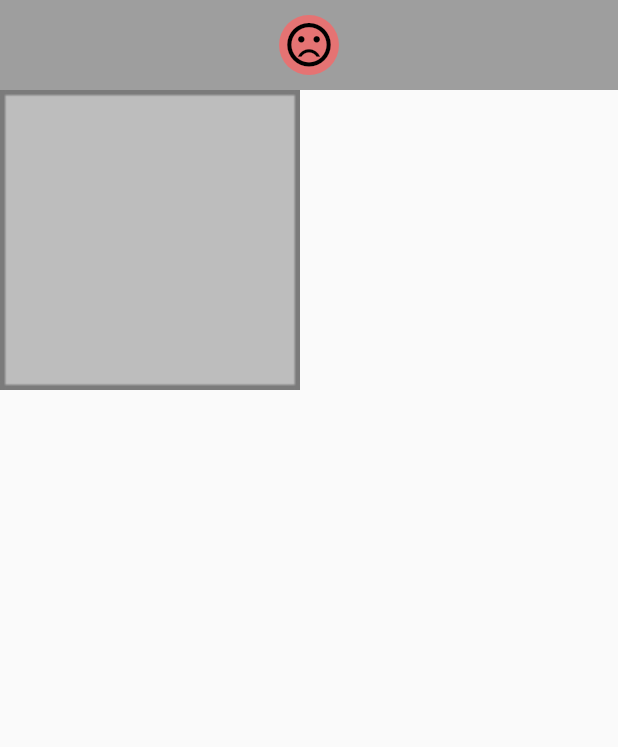
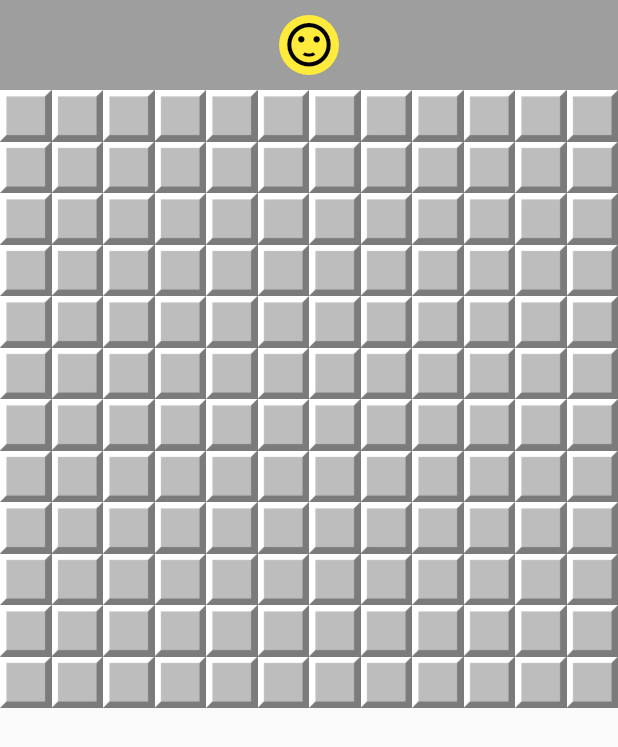
Before and after one commit to f3l1p3v4/minefield, a Flutter app: the screen it shows after launch, on a phone screen of 412 x 824 dp. Shown: the top 747 px of the screen. Run offline on Flutter 3.47's test engine with Material 2 defaults, Android fonts, the phone set to English and light mode, and no system bars.

Commit message:
create board_widget

```diff
--- /dev/null
+++ b/lib/components/board_widget.dart
@@ -0,0 +1,33 @@
+import 'package:minefield/components/field_widget.dart';
+import 'package:flutter/material.dart';
+import '../models/field.dart';
+import '../models/board.dart';
+
+class BoardWidget extends StatelessWidget {
+
+  final Board board;
+  final void Function(Field) onOpenUp;
+  final void Function(Field) onSwitchMarkup;
+
+  BoardWidget({
+    @required this.board,
+    @required this.onOpenUp,
+    @required this.onSwitchMarkup,
+  });
+
+  @override
+  Widget build(BuildContext context) {
+    return Container(
+      child: GridView.count(
+        crossAxisCount: board.columns,
+        children: board.fields.map((c) {
+          return FieldWidget(
+            field: c,
+            onOpenUp: onOpenUp,
+            onSwitchMarkup: onSwitchMarkup,
+          );
+        }).toList(),
+      ),
+    );
+  }
+}
--- a/lib/components/field_widget.dart
+++ b/lib/components/field_widget.dart
@@ -15,15 +15,16 @@ class FieldWidget extends StatelessWidget {
 
   Widget _getImage() {
     int numberMines = field.numberMinesNeighborhood;
+    print(numberMines);
 
     if(field.open && field.undermined && field.exploded) {
       return Image.asset('assets/images/bomba_0.jpeg');
     } else if(field.open && field.undermined) {
       return Image.asset('assets/images/bomba_1.jpeg');
-    } else if(field.open && numberMines > 0) {
-      return Image.asset('assets/images/aberto_0.jpeg');
     } else if(field.open) {
       return Image.asset('assets/images/aberto_$numberMines.jpeg');
+    } else if(field.marked) {
+      return Image.asset('assets/images/bandeira.jpeg');
     } else {
       return Image.asset('assets/images/fechado.jpeg');
     }
--- a/lib/screens/minefield_app.dart
+++ b/lib/screens/minefield_app.dart
@@ -1,17 +1,35 @@
+import 'package:minefield/components/board_widget.dart';
+import '../models/board.dart';
 import 'package:flutter/material.dart';
 import '../components/result_widget.dart';
 import '../components/field_widget.dart';
 import '../models/field.dart';
 import '../models/explosion_exception.dart';
 
-class MineFieldApp extends StatelessWidget {
+class MineFieldApp extends StatefulWidget {
+
+  @override
+  _MineFieldAppState createState() => _MineFieldAppState();
+}
+
+class _MineFieldAppState extends State<MineFieldApp> {
+  bool _won;
+  Board _board = Board(
+    lines: 12,
+    columns: 12,
+    numberBombs: 3,
+  );
 
   void _restart() {
     print('restart...');
   }
 
   void _openUp(Field field) {
-    print('openUp...');
+    setState(() {
+      try {
+        field.openUp();
+      } on ExplosionException {}
+    });
   }
 
   void _switchMarkup(Field field) {
@@ -20,26 +38,16 @@ class MineFieldApp extends StatelessWidget {
 
   @override
   Widget build(BuildContext context) {
-    Field neighbor1 = Field(row: 1, column: 0);
-    neighbor1.undermine();
-
-    Field field = Field(row: 0, column: 0);
-    field.addNeighbors(neighbor1);
-
-    try {
-      // field.undermine();
-      field.openUp();
-    } on ExplosionException {}
 
     return MaterialApp(
       home: Scaffold(
         appBar: ResultWidget(
-          won: false,
+          won: _won,
           onRestart: _restart,
         ) ,
         body: Container(
-          child: FieldWidget(
-            field: field,
+          child: BoardWidget (
+            board: _board,
             onOpenUp: _openUp,
             onSwitchMarkup: _switchMarkup,
           ),
```
